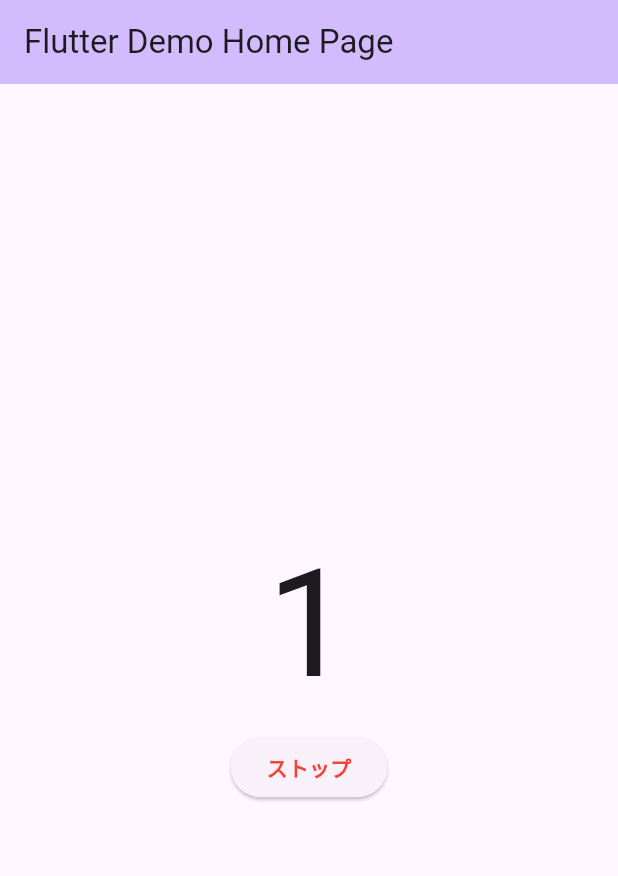
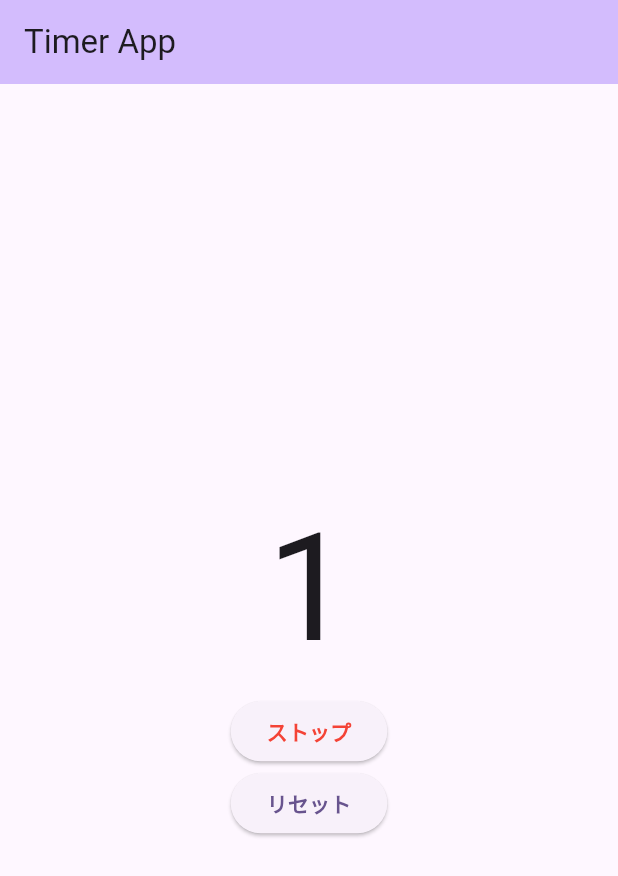
Before and after one commit to apoto/flutter-univ-timer, a Flutter app: the MyHomePage screen opened directly, after a tap on "スタート", on a phone screen of 412 x 824 dp. Shown: the top 876 px of the screen. Run offline on Flutter 3.47's test engine with Material 2 defaults, Android fonts, the phone set to English and light mode, and no system bars.

Commit message:
リセット機能を追加

```diff
--- a/lib/main.dart
+++ b/lib/main.dart
@@ -19,7 +19,7 @@
         colorScheme: ColorScheme.fromSeed(seedColor: Colors.deepPurple),
         useMaterial3: true,
       ),
-      home: const MyHomePage(title: 'Flutter Demo Home Page'),
+      home: const MyHomePage(title: 'Timer App'),
     );
   }
 }
@@ -64,7 +64,15 @@
                   fontWeight: FontWeight.bold,
                 ),
               ),
-            )
+            ),
+            ElevatedButton(
+                onPressed: () => resetTimer(),
+                child: const Text(
+                  'リセット',
+                  style: TextStyle(
+                    fontWeight: FontWeight.bold,
+                  ),
+                ))
           ],
         ),
       ),
@@ -82,8 +90,7 @@
             _second++;
 
             if (_second == 10) {
-              _timer?.cancel();
-              _isRunning = false;
+              resetTimer();
 
               Navigator.of(context).push(
                 MaterialPageRoute(
@@ -101,4 +108,12 @@
       _isRunning = !_isRunning;
     });
   }
+
+  void resetTimer() {
+    _timer?.cancel();
+    setState(() {
+      _second = 0;
+      _isRunning = false;
+    });
+  }
 }
```
